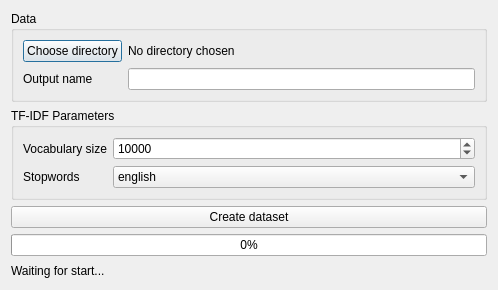
Above: gui/designer/dataset_wizard.ui from rafalpiwnik/SemanticHashing before the change. Below: the same form after it.
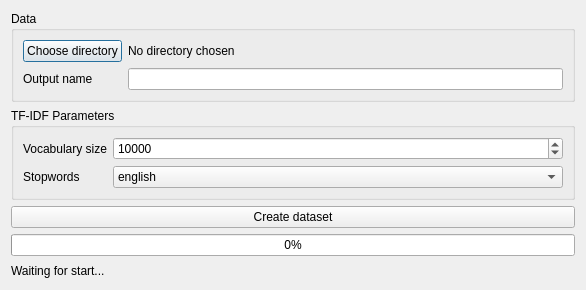
That is the form after the change.

The edit to the form file:
```diff
--- a/gui/designer/dataset_wizard.ui
+++ b/gui/designer/dataset_wizard.ui
@@ -6,7 +6,7 @@
    <rect>
     <x>0</x>
     <y>0</y>
-    <width>498</width>
+    <width>586</width>
     <height>290</height>
    </rect>
   </property>
```
Left out of the diff: 5 changed lines with no effect on the pictures.
